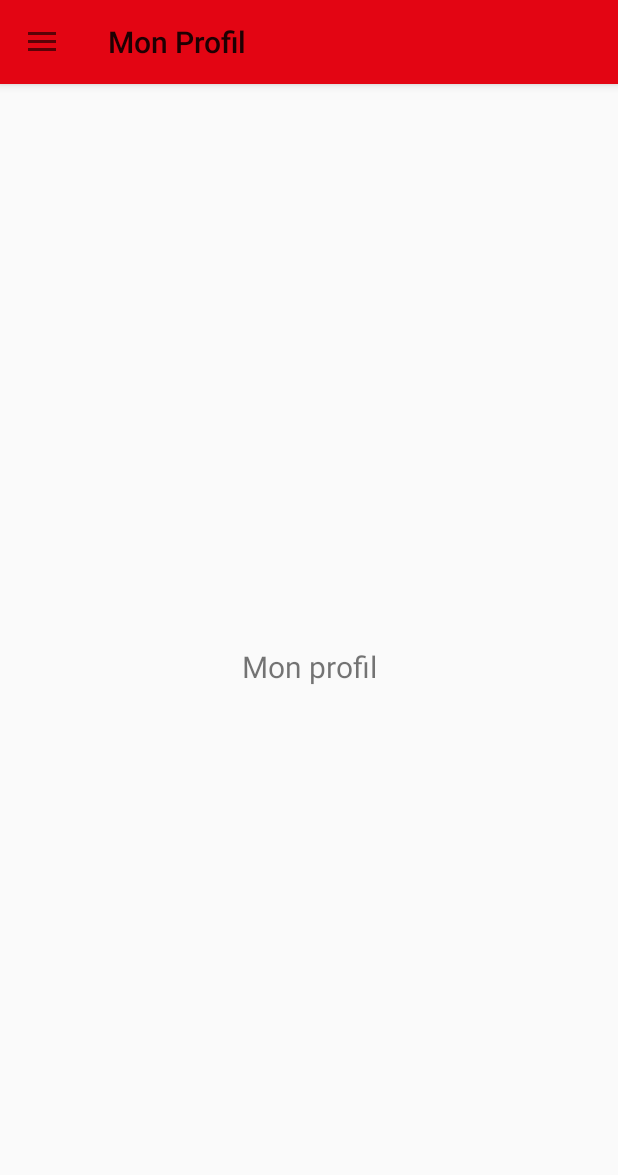
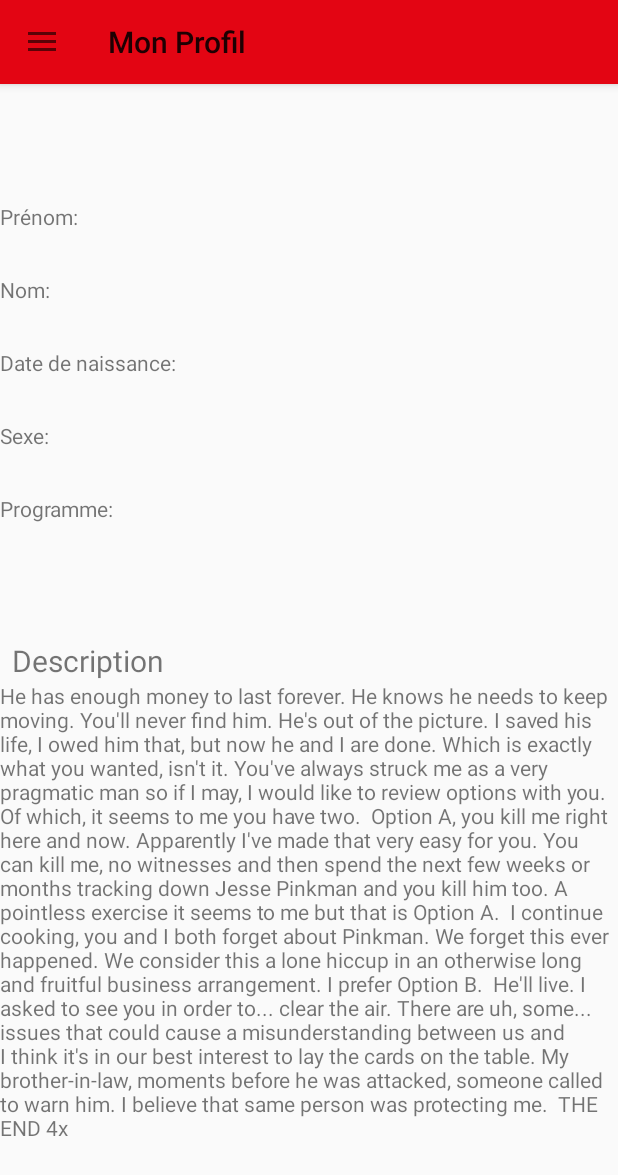
Before and after one commit to felix61803/TP2, an Android app: the screen it shows after launch (MainActivity), in the side drawer, after a tap on "Mon Profil", on a phone screen of 412 x 824 dp. Shown: the top 1175 px of the screen. Run offline under Robolectric (Android 15) with nearby library versions, the phone set to English and light mode, and no system bars; our stand-ins replace navigation-ui.

Commit message:
presque fin

```diff
--- a/TP2/app/build.gradle
+++ b/TP2/app/build.gradle
@@ -1,6 +1,7 @@
 plugins {
     id 'com.android.application'
     id 'kotlin-android'
+    id("kotlin-parcelize")
 }
 
 android {
--- a/TP2/app/src/main/AndroidManifest.xml
+++ b/TP2/app/src/main/AndroidManifest.xml
@@ -1,6 +1,7 @@
 <?xml version="1.0" encoding="utf-8"?>
 <manifest xmlns:android="http://schemas.android.com/apk/res/android"
     package="ca.ulaval.ima.tp2">
+
     <uses-permission android:name="android.permission.ACCESS_NETWORK_STATE" />
 
     <application
@@ -10,6 +11,9 @@
         android:roundIcon="@mipmap/ic_launcher_round"
         android:supportsRtl="true"
         android:theme="@style/Theme.TP2">
+        <activity
+            android:name=".MainActivity2"
+            android:exported="false" />
         <activity
             android:name=".MainActivity"
             android:label="@string/app_name"
--- /dev/null
+++ b/TP2/app/src/main/java/ca/ulaval/ima/tp2/ProfilFragment.kt
@@ -0,0 +1,59 @@
+package ca.ulaval.ima.tp2
+
+import android.os.Bundle
+import android.os.Parcelable
+import android.util.Log
+import android.view.LayoutInflater
+import android.view.View
+import android.view.ViewGroup
+import android.widget.TextView
+import androidx.fragment.app.Fragment
+
+
+class ProfilFragment : Fragment() {
+
+    override fun onCreateView(
+            inflater: LayoutInflater,
+            container: ViewGroup?,
+            savedInstanceState: Bundle?
+    ): View? {
+
+
+
+        val root = inflater.inflate(R.layout.fragment_mon_profil, container, false)
+        //val stringProfilText: TextView = root.findViewById(R.id.text_mon_profil)
+        val strPrenom : TextView=root.findViewById(R.id.prenom)
+        val strNom : TextView=root.findViewById(R.id.nom)
+        val strNaissance : TextView=root.findViewById(R.id.naissance)
+        val strSexe : TextView=root.findViewById(R.id.leSexe)
+        val strProgramme : TextView=root.findViewById(R.id.programme)
+
+        val bund = this.arguments
+        if (bund != null){
+            val monParcel = bund?.getParcelable<ProfilUser>("profil")
+            strPrenom.text = "Prénom: " + monParcel?.prenom
+            strNom.text = "Nom: " + monParcel?.nom
+            strNaissance.text = "Date de naissance: " + monParcel?.naissance
+            strSexe.text = "Sexe: " + monParcel?.sexe
+            strProgramme.text = "Programme: " + monParcel?.programme
+        }
+
+        //val mystring: String = intent.getParcelableExtra<ProfilUser>("Profil").prenom
+
+        //stringProfilText.text =  "lsdfldsfjdslkf"
+        //if (bundle != null) {
+            //val textComplet: String = "Prénom:" + bundle.getParcelable<ProfilUser>("Profil")?.prenom
+            //Log.i("parcelable",textComplet)
+            //stringProfilText.text =  "lol"
+
+        Log.i("parcelable","Fin")
+
+        //var textComplet: String = "Prénom: " + intent.getParcelableExtra<Profil>("Profil")?.prenom + "\n"
+        //textComplet += "Nom de famille: " + intent.getParcelableExtra<Profil>("Profil")?.nom + "\n"
+        //textComplet += "Date de naissance: " + intent.getParcelableExtra<Profil>("Profil")?.naissance + "\n"
+        //textComplet += "IDUL : " + intent.getParcelableExtra<Profil>("Profil")?.idul + "\n"
+        //stringProfilText.text =  textComplet
+
+        return root
+    }
+}
--- a/TP2/app/src/main/java/ca/ulaval/ima/tp2/ui/fragment/ProfilFragment.kt
+++ /dev/null
@@ -1,26 +0,0 @@
-package ca.ulaval.ima.tp2.ui.fragment
-
-import android.os.Bundle
-import android.view.LayoutInflater
-import android.view.View
-import android.view.ViewGroup
-import android.widget.TextView
-import androidx.fragment.app.Fragment
-import ca.ulaval.ima.tp2.R
-
-class ProfilFragment : Fragment() {
-
-    override fun onCreateView(
-            inflater: LayoutInflater,
-            container: ViewGroup?,
-            savedInstanceState: Bundle?
-    ): View? {
-
-
-
-        val root = inflater.inflate(R.layout.fragment_mon_profil, container, false)
-        val textView: TextView = root.findViewById(R.id.text_mon_profil)
-
-        return root
-    }
-}
--- a/TP2/app/src/main/res/drawable/baseline_info_24.xml
+++ b/TP2/app/src/main/res/drawable/baseline_info_24.xml
@@ -1,6 +1,6 @@
 <vector xmlns:android="http://schemas.android.com/apk/res/android"
-    android:width="553.05dp"
-    android:height="553.05dp"
+    android:width="250dp"
+    android:height="250dp"
     android:viewportWidth="553.05"
     android:viewportHeight="553.05">
     <path
--- a/TP2/app/src/main/res/drawable/baseline_logo.xml
+++ /dev/null
@@ -1,4 +0,0 @@
-<?xml version="1.0" encoding="utf-8"?>
-<selector xmlns:android="http://schemas.android.com/apk/res/android">
-
-</selector>
--- a/TP2/app/src/main/res/layout/fragment_formulaire.xml
+++ b/TP2/app/src/main/res/layout/fragment_formulaire.xml
@@ -96,7 +96,11 @@
     <Spinner
         android:id="@+id/form_edit_prog"
         android:layout_width="match_parent"
-        android:layout_height="wrap_content"
+        android:layout_height="20dp"
+        android:background="@color/grey2"
+        android:visibility="visible"
+        app:layout_constraintEnd_toEndOf="parent"
+        app:layout_constraintStart_toStartOf="parent"
         app:layout_constraintTop_toBottomOf="@+id/form_prog" />
 
     <Button
--- a/TP2/app/src/main/res/layout/fragment_mon_profil.xml
+++ b/TP2/app/src/main/res/layout/fragment_mon_profil.xml
@@ -1,4 +1,5 @@
 <?xml version="1.0" encoding="utf-8"?>
+
 <androidx.constraintlayout.widget.ConstraintLayout xmlns:android="http://schemas.android.com/apk/res/android"
     xmlns:app="http://schemas.android.com/apk/res-auto"
     xmlns:tools="http://schemas.android.com/tools"
@@ -7,17 +8,76 @@
     tools:context=".ui.fragment.InternetFragment">
 
     <TextView
+        android:id="@+id/prenom"
+        android:layout_width="wrap_content"
+        android:layout_height="wrap_content"
+        android:text="Prénom: "
+        app:layout_constraintBottom_toTopOf="@+id/naissance"
+        app:layout_constraintStart_toStartOf="parent"
+        app:layout_constraintTop_toTopOf="parent" />
+
+    <TextView
+        android:id="@+id/nom"
+        android:layout_width="wrap_content"
+        android:layout_height="wrap_content"
+        android:text="Nom: "
+        app:layout_constraintBottom_toTopOf="@+id/naissance"
+        app:layout_constraintStart_toStartOf="parent"
+        app:layout_constraintTop_toBottomOf="@+id/prenom" />
+
+    <TextView
+        android:id="@+id/naissance"
+        android:layout_width="wrap_content"
+        android:layout_height="wrap_content"
+        android:text="Date de naissance: "
+        app:layout_constraintBottom_toTopOf="@+id/text_mon_profil"
+        app:layout_constraintStart_toStartOf="parent"
+        app:layout_constraintTop_toTopOf="parent" />
+
+    <TextView
+        android:id="@+id/leSexe"
+        android:layout_width="wrap_content"
+        android:layout_height="wrap_content"
+        android:text="Sexe:"
+        app:layout_constraintBottom_toTopOf="@+id/programme"
+        app:layout_constraintStart_toStartOf="parent"
+        app:layout_constraintTop_toBottomOf="@+id/naissance" />
+
+    <TextView
+        android:id="@+id/programme"
+        android:layout_width="wrap_content"
+        android:layout_height="wrap_content"
+        android:text="Programme:"
+        app:layout_constraintBottom_toTopOf="@+id/text_mon_profil"
+        app:layout_constraintStart_toStartOf="parent"
+        app:layout_constraintTop_toBottomOf="@+id/naissance" />
+
+    <TextView
         android:id="@+id/text_mon_profil"
-        android:layout_width="match_parent"
+        android:layout_width="wrap_content"
         android:layout_height="wrap_content"
         android:layout_marginStart="8dp"
-        android:layout_marginTop="8dp"
-        android:layout_marginEnd="8dp"
-        android:textAlignment="center"
-        android:text="Mon profil"
-        android:textSize="20sp"
+        android:text="Description"
+        android:textColorHighlight="@color/black"
+        android:textSize="20dp"
         app:layout_constraintBottom_toBottomOf="parent"
-        app:layout_constraintEnd_toEndOf="parent"
         app:layout_constraintStart_toStartOf="parent"
         app:layout_constraintTop_toTopOf="parent" />
+
+    <TextView
+        android:id="@+id/leTexte"
+        android:layout_width="wrap_content"
+        android:layout_height="wrap_content"
+        android:text="He has enough money to last forever. He knows he needs to keep moving. You'll never find him. He's out of the picture. I saved his life, I owed him that, but now he and I are done. Which is exactly what you wanted, isn't it. You've always struck me as a very pragmatic man so if I may, I would like to review options with you. Of which, it seems to me you have two.
+
+Option A, you kill me right here and now. Apparently I've made that very easy for you. You can kill me, no witnesses and then spend the next few weeks or months tracking down Jesse Pinkman and you kill him too. A pointless exercise it seems to me but that is Option A.
+
+I continue cooking, you and I both forget about Pinkman. We forget this ever happened. We consider this a lone hiccup in an otherwise long and fruitful business arrangement. I prefer Option B.
+
+He'll live. I asked to see you in order to... clear the air. There are uh, some... issues that could cause a misunderstanding between us and I think it's in our best interest to lay the cards on the table. My brother-in-law, moments before he was attacked, someone called to warn him. I believe that same person was protecting me.
+
+THE END 4x"
+        app:layout_constraintStart_toStartOf="parent"
+        app:layout_constraintTop_toBottomOf="@+id/text_mon_profil" />
+
 </androidx.constraintlayout.widget.ConstraintLayout>
--- a/TP2/app/src/main/res/layout/fragment_propos.xml
+++ b/TP2/app/src/main/res/layout/fragment_propos.xml
@@ -29,5 +29,6 @@ THE END 5x!"
         app:layout_constraintBottom_toBottomOf="parent"
         app:layout_constraintEnd_toEndOf="parent"
         app:layout_constraintStart_toStartOf="parent"
-        app:layout_constraintTop_toTopOf="parent" />
+        app:layout_constraintTop_toTopOf="parent"
+        android:layout_marginLeft="8dp" />
 </androidx.constraintlayout.widget.ConstraintLayout>
--- a/TP2/app/src/main/res/values/colors.xml
+++ b/TP2/app/src/main/res/values/colors.xml
@@ -9,5 +9,6 @@
     <color name="white">#FFFFFFFF</color>
     <color name="red" >#E30513</color>
     <color name="grey" >#686566</color>
+    <color name="grey2" >#C8C1C3</color>
     <color name="green" >#27FA02</color>
 </resources>
```
Also changed, not shown: TP2/app/src/main/java/ca/ulaval/ima/tp2/MainActivity.kt (+8 -7 lines), TP2/app/src/main/java/ca/ulaval/ima/tp2/MainActivity2.kt (added, +49 -0 lines), TP2/app/src/main/java/ca/ulaval/ima/tp2/Parcelable.kt (added, +11 -0 lines), TP2/app/src/main/java/ca/ulaval/ima/tp2/ui/fragment/FormulaireFragment.kt (+45 -2 lines), TP2/app/src/main/res/layout/activity_main2.xml (added, +15 -0 lines), TP2/app/src/main/res/layout/nav_header_main.xml (+5 -10 lines).
